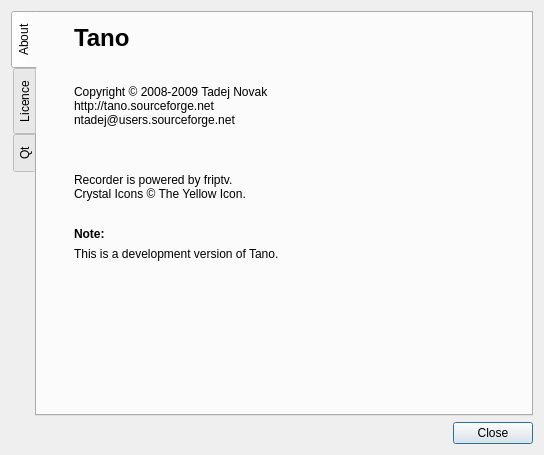
Old version of the form ui/About.ui in the repository ntadej/tano.
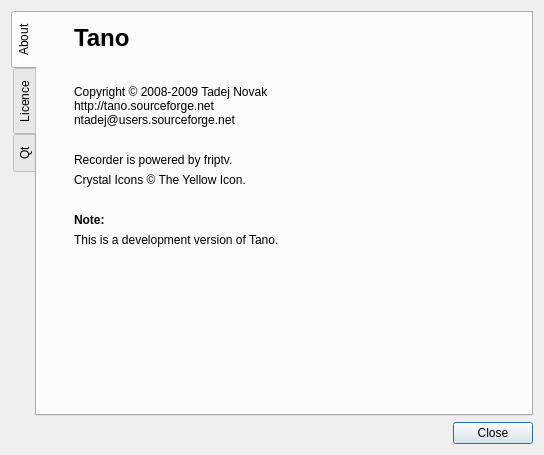
New version of the form. Icons and pictures are not drawn. Custom widgets are drawn as their Qt base class.

Commit message: VLC 1.0.1 patched DLLs, Updated about dialog

Diff of the .ui file:
```diff
--- a/ui/About.ui
+++ b/ui/About.ui
@@ -116,20 +116,19 @@
           </spacer>
          </item>
          <item>
-          <widget class="QLabel" name="labelVlc">
+          <widget class="QLabel" name="labelRecorder">
            <property name="text">
-            <string/>
+            <string>Recorder is powered by friptv.</string>
+           </property>
+           <property name="openExternalLinks">
+            <bool>true</bool>
            </property>
           </widget>
          </item>
          <item>
           <widget class="QLabel" name="labelCopyrights">
            <property name="text">
-            <string>Recorder is powered by friptv.
-Crystal Icons © The Yellow Icon.</string>
-           </property>
-           <property name="openExternalLinks">
-            <bool>true</bool>
+            <string>Crystal Icons © The Yellow Icon.</string>
            </property>
           </widget>
          </item>
@@ -176,6 +175,29 @@
            </property>
           </spacer>
          </item>
+         <item>
+          <widget class="QLabel" name="labelVlc">
+           <property name="text">
+            <string/>
+           </property>
+          </widget>
+         </item>
+         <item>
+          <spacer name="verticalSpacer_7">
+           <property name="orientation">
+            <enum>Qt::Vertical</enum>
+           </property>
+           <property name="sizeType">
+            <enum>QSizePolicy::Maximum</enum>
+           </property>
+           <property name="sizeHint" stdset="0">
+            <size>
+             <width>20</width>
+             <height>15</height>
+            </size>
+           </property>
+          </spacer>
+         </item>
         </layout>
        </item>
        <item>
```
Left out of the diff: 16 changed lines with no effect on the pictures. The commit also changes 6 other files.
